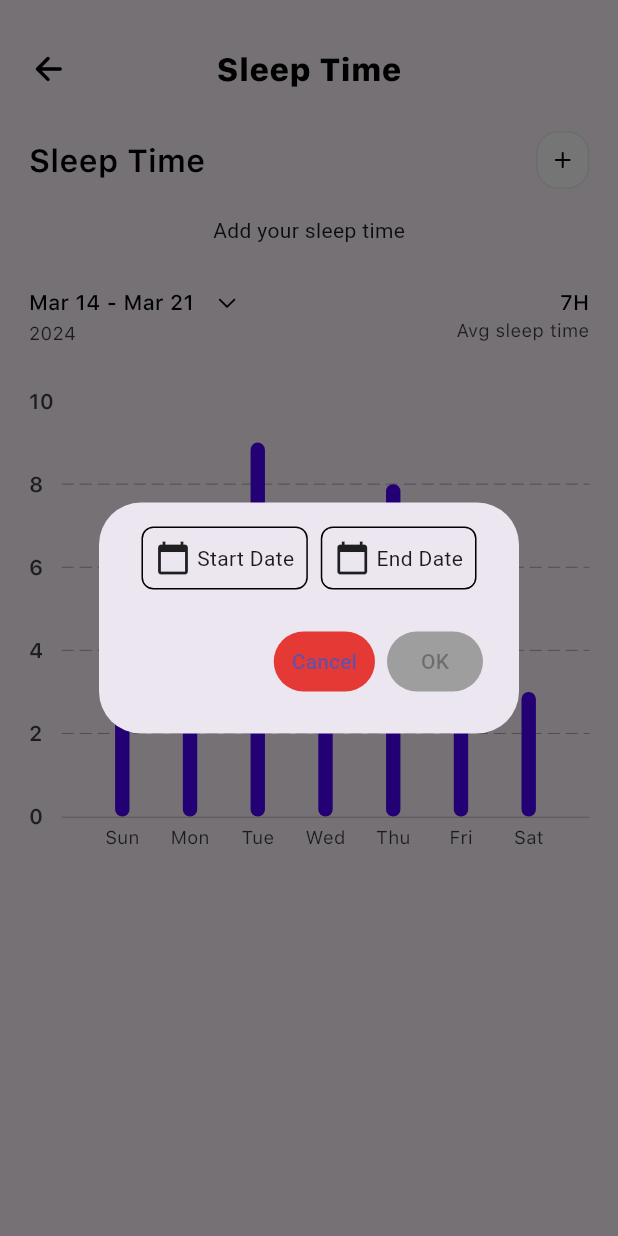
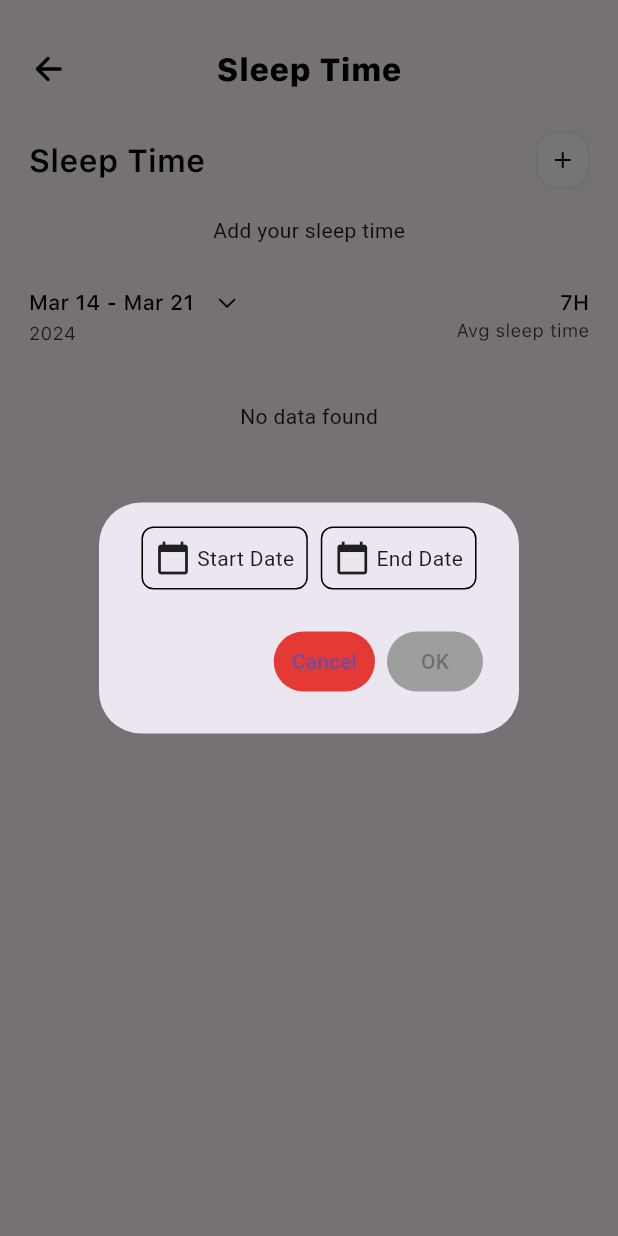
Before and after one commit to DGdon123/Habit-Tracker, a Flutter app: the SleepPage screen opened directly, after a tap on an icon or button, on a phone screen of 412 x 824 dp. Run offline on Flutter 3.47's test engine with Material 3 defaults, Android fonts, the light colour scheme and no system bars; drawn by our look-alikes of fl_chart; our stand-ins replace calendar_date_picker2, cloud_firestore, easy_localization, firebase_auth, firebase_core, flutter_dotenv and 9 more; missing offline and left inert: app_usage, background_locator_2, custom_date_range_picker, day_night_time_picker, location_permissions; accounts and stored records are empty; project files that could hold a hidden picture were left out.

Commit message:
feat: BarGraph shows the last 7 day date

```diff
--- a/lib/pages/sleep_page/sleep_page.dart
+++ b/lib/pages/sleep_page/sleep_page.dart
@@ -185,8 +185,8 @@ class SleepPageState extends State<SleepPage> {
                                     firstDate: DateTime(2024, 3, 1),
                                   );
                                 }).then((value) {
-                              debugPrint("Value: $value, ${value.runtimeType}");
-                              if (value!.isEmpty) return;
+                              if (value == null) return;
+                              if (value.isEmpty) return;
                               context.read<StartEndDateProvider>().setStartDate(
                                   startDate: value["startDate"],
                                   endDate: value["endDate"]);
@@ -194,12 +194,15 @@ class SleepPageState extends State<SleepPage> {
                           },
                           child: Row(
                             children: [
+                              // date filtering
                               Consumer<StartEndDateProvider>(
                                 builder:
                                     (context, startEndDateProvider, child) {
                                   var startDate =
                                       startEndDateProvider.startDate;
                                   var endDate = startEndDateProvider.endDate;
+                                  debugPrint(
+                                      "StartDate: $startDate, EndDate: $endDate");
                                   return Text(
                                     '${DateFormat("MMM dd").format(startDate)} - ${DateFormat("MMM dd").format(endDate)}',
                                     style: TextStyles().subtitleStyle,
--- a/lib/pages/sleep_page/widgets/bar_graph.dart
+++ b/lib/pages/sleep_page/widgets/bar_graph.dart
@@ -1,7 +1,12 @@
+import 'package:cloud_firestore/cloud_firestore.dart';
 import 'package:fl_chart/fl_chart.dart';
 import 'package:flutter/material.dart';
 import 'package:flutter_screenutil/flutter_screenutil.dart';
+import 'package:habit_tracker/pages/sleep_page/utils.dart';
+import 'package:habit_tracker/provider/start_end_date_provider.dart';
+import 'package:habit_tracker/services/sleep_firestore_services.dart';
 import 'package:habit_tracker/utils/text_styles.dart';
+import 'package:provider/provider.dart';
 
 class BarGraph extends StatelessWidget {
   const BarGraph({super.key});
@@ -10,7 +15,20 @@ class BarGraph extends StatelessWidget {
   Widget build(BuildContext context) {
     return Padding(
       padding: EdgeInsets.symmetric(horizontal: 20.w),
-      child: Container(
+      child: StreamBuilder<QuerySnapshot<Map<String, dynamic>>>(
+          stream: SleepFireStoreServices().getSleepDataRange(
+              startDate: DateTime.now().subtract(Duration(days: 7)),
+              endDate: DateTime.now()),
+          builder: (context, snapshot) {
+            debugPrint("Snapshot range: ${snapshot.data?.docs}");
+            if (snapshot.connectionState == ConnectionState.waiting) {
+              return const Center(child: CircularProgressIndicator());
+            } else if (snapshot.hasError) {
+              return const Center(child: Text("Something went wrong"));
+            } else if (snapshot.hasData && snapshot.data!.docs.isEmpty) {
+              return const Center(child: Text("No data found"));
+            }
+            return SizedBox(
               height: 300,
               child: BarChart(
                 BarChartData(
@@ -29,25 +47,25 @@ class BarGraph extends StatelessWidget {
                     drawVerticalLine: false,
                   ),
                   maxY: 10,
-            barGroups: barChartGroups,
+                  barGroups: getBarChartGroups(snapshot.data!.docs),
                   titlesData: FlTitlesData(
                     leftTitles: AxisTitles(
                       sideTitles: SideTitles(
                         showTitles: true,
                         getTitlesWidget: (value, meta) {
                           return Text(value.toInt().toString(),
-                        style: TextStyles().secondaryTextStyle(
-                            16.sp, FontWeight.w600));
+                              style: TextStyles()
+                                  .secondaryTextStyle(16.sp, FontWeight.w600));
                         },
                       ),
                     ),
-              rightTitles: AxisTitles(
+                    rightTitles: const AxisTitles(
                       sideTitles: SideTitles(showTitles: false),
                     ),
-              topTitles: AxisTitles(
+                    topTitles: const AxisTitles(
                       sideTitles: SideTitles(showTitles: false),
                     ),
-              bottomTitles: AxisTitles(
+                    bottomTitles: const AxisTitles(
                       sideTitles: SideTitles(
                         showTitles: true,
                         getTitlesWidget: getTitles,
@@ -56,68 +74,49 @@ class BarGraph extends StatelessWidget {
                   ),
                 ),
               ),
-      ),
+            );
+          }),
     );
   }
 }
-List<BarChartGroupData> barChartGroups = [
-  BarChartGroupData(x: 0, barRods: [
+
+List<BarChartGroupData> getBarChartGroups(
+    List<QueryDocumentSnapshot<Map<String, dynamic>>> docs) {
+  List<BarChartGroupData> barChartGroups = [];
+
+  var dateRange = SleepPageUtils().findLast7Days();
+
+  debugPrint("Date range: $dateRange");
+
+  for (int index = 0; index < dateRange.length; index++) {
+    String date = dateRange[index];
+    bool containsDate = false;
+    double difference = 0;
+
+    // Check if the date is contained in the docs
+    for (var doc in docs) {
+      // Assuming doc contains a field named 'date' which stores the date in the format 'YYYY-MM-DD'
+      if (doc['addedAt'] == date) {
+        containsDate = true;
+        difference = double.parse(doc['difference']);
+        break;
+      }
+    }
+
+    // Add BarChartGroupData with value 10 if the date is contained in docs, otherwise add 0
+    barChartGroups.add(
+      BarChartGroupData(x: index, barRods: [
         BarChartRodData(
-      width: 10.w,
-      toY: 0,
-      fromY: 5, // Use the same data from the pie chart (adjust as needed)
+          width: 10,
+          toY: difference,
           color: Color(0xFF4E00FF),
         ),
       ]),
-  BarChartGroupData(x: 1, barRods: [
-    BarChartRodData(
-      width: 10.w,
-      toY: 0,
-      fromY: 7, // Use the same data from the pie chart (adjust as needed)
-      color: Color(0xFF4E00FF),
-    ),
-  ]),
-  BarChartGroupData(x: 2, barRods: [
-    BarChartRodData(
-      width: 10.w,
-      toY: 0,
-      fromY: 9, // Use the same data from the pie chart (adjust as needed)
-      color: Color(0xFF4E00FF),
-    ),
-  ]),
-  BarChartGroupData(x: 3, barRods: [
-    BarChartRodData(
-      width: 10.w,
-      toY: 0,
-      fromY: 5, // Use the same data from the pie chart (adjust as needed)
-      color: Color(0xFF4E00FF),
-    ),
-  ]),
-  BarChartGroupData(x: 4, barRods: [
-    BarChartRodData(
-      width: 10.w,
-      toY: 0,
-      fromY: 8, // Use the same data from the pie chart (adjust as needed)
-      color: Color(0xFF4E00FF),
-    ),
-  ]),
-  BarChartGroupData(x: 5, barRods: [
-    BarChartRodData(
-      width: 10.w,
-      toY: 0,
-      fromY: 7, // Use the same data from the pie chart (adjust as needed)
-      color: Color(0xFF4E00FF),
-    ),
-  ]),
-  BarChartGroupData(x: 6, barRods: [
-    BarChartRodData(
-      width: 10.w,
-      toY: 0,
-      fromY: 3, // Use the same data from the pie chart (adjust as needed)
-      color: Color(0xFF4E00FF),
-    ),
-  ]),
-];
+    );
+  }
+
+  return barChartGroups;
+}
 
 Widget getTitles(double value, TitleMeta meta) {
   final style = TextStyle(
--- a/lib/services/sleep_firestore_services.dart
+++ b/lib/services/sleep_firestore_services.dart
@@ -4,7 +4,10 @@ import 'package:firebase_auth/firebase_auth.dart';
 import 'package:flutter/material.dart';
 
 class SleepFireStoreServices {
-  void addNewSleepTime({required String sleepTime, required String wakeTime}) {
+  void addNewSleepTime(
+      {required String sleepTime,
+      required String wakeTime,
+      required String difference}) {
     debugPrint("Sleep time: $sleepTime, Wake time: $wakeTime");
 
     var sleepTimeRef = FirebaseFirestore.instance.collection("sleep-time");
@@ -20,6 +23,8 @@ class SleepFireStoreServices {
       "sleepTime": sleepTime.toString(),
       "wakeTime": wakeTime.toString(),
       "addedAt": date,
+      "difference": difference,
+      "timestamp": DateTime.now().millisecondsSinceEpoch
     });
   }
 
@@ -36,4 +41,15 @@ class SleepFireStoreServices {
         .where("addedAt", isEqualTo: date)
         .snapshots();
   }
+
+  // returns sleep data range from start date to end date
+  Stream<QuerySnapshot<Map<String, dynamic>>> getSleepDataRange(
+      {required DateTime startDate, required DateTime endDate}) {
+    var user = FirebaseAuth.instance.currentUser;
+
+    return FirebaseFirestore.instance
+        .collection("sleep-time")
+        .where("userID", isEqualTo: user!.uid)
+        .snapshots();
+  }
 }
```
Also changed, not shown: lib/pages/screens/sleep wakeup/wakeTime.dart (+16 -2 lines), lib/pages/sleep_page/utils.dart (added, +52 -0 lines). Lines whose indentation alone changed are shown as unchanged.
